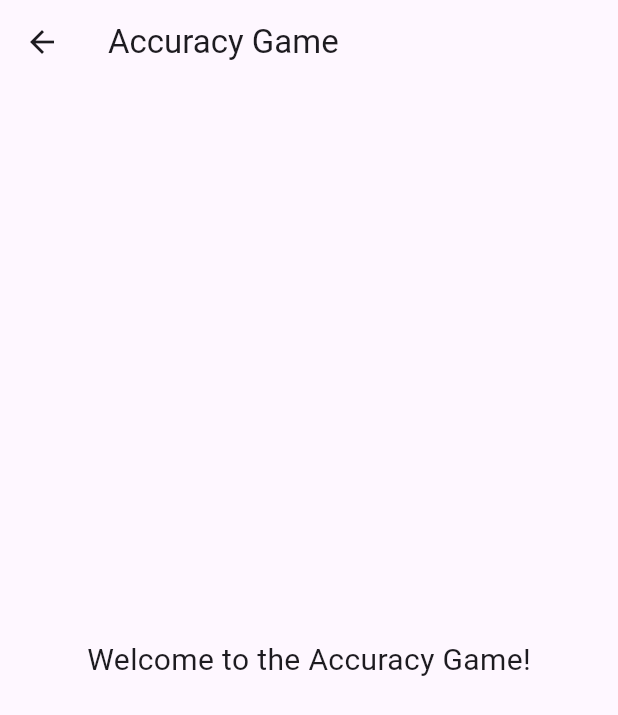
After one commit to IdyllicDawn/GameOn-Mobile, a Flutter app: the AccuracyGame screen opened directly, on a phone screen of 412 x 824 dp. The commit adds this screen. Shown: the top 715 px of the screen. Run offline on Flutter 3.47's test engine with Material 3 defaults, Android fonts, the phone set to English and light mode, and no system bars; our stand-ins replace carousel_slider.

Commit message:
Add pages for each game

```diff
--- /dev/null
+++ b/lib/accuracy_game.dart
@@ -0,0 +1,23 @@
+import 'package:flutter/material.dart';
+
+class AccuracyGame extends StatefulWidget {
+  @override
+  AccuracyGameState createState() => AccuracyGameState();
+}
+
+class AccuracyGameState extends State<AccuracyGame> {
+  @override
+  Widget build(BuildContext context) {
+    return Scaffold(
+      appBar: AppBar(
+        title: Text('Accuracy Game'),
+      ),
+      body: Center(
+        child: Text(
+          'Welcome to the Accuracy Game!',
+          style: TextStyle(fontSize: 20.0),
+        ),
+      ),
+    );
+  }
+}
```
Also changed, not shown: lib/main_page.dart (+20 -1 lines), lib/reaction_game.dart (added, +23 -0 lines).
